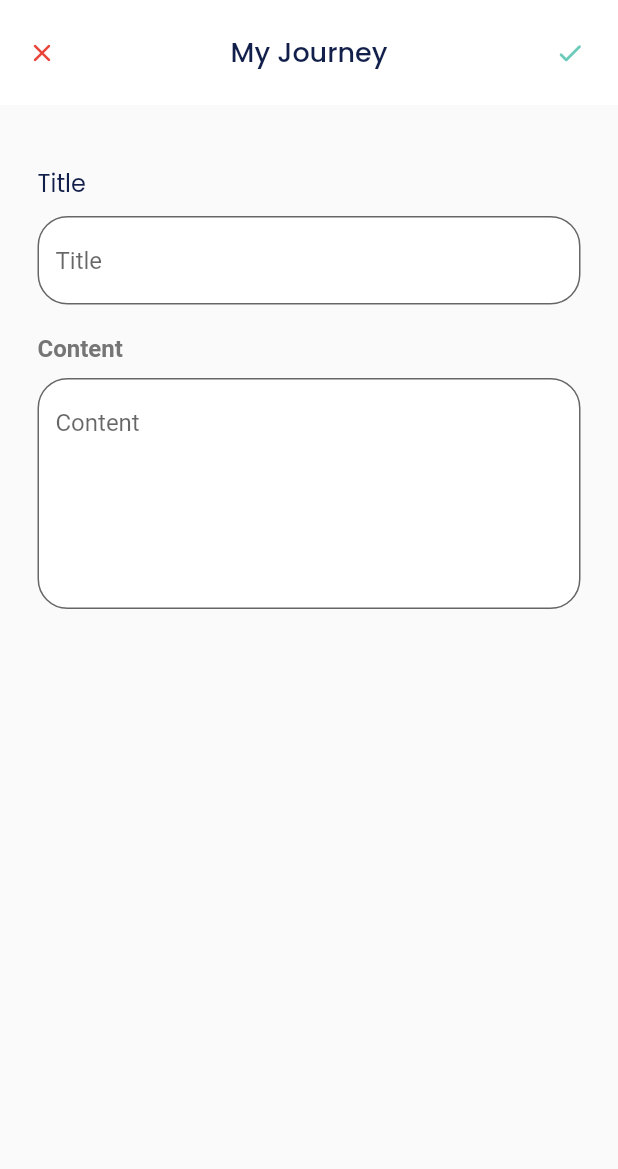
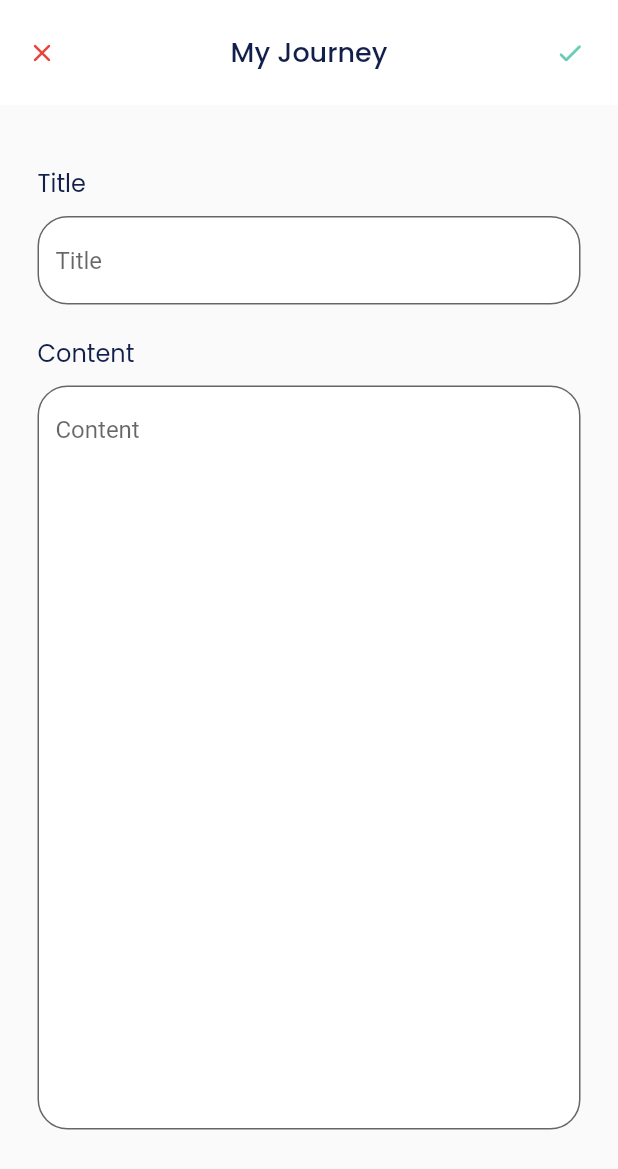
Before and after one commit to ibrahimmm999/MindMe-INVFEST, a Flutter app: the JourneyFormPage screen opened directly, on a phone screen of 412 x 824 dp. Shown: the top 1169 px of the screen. Run offline on Flutter 3.47's test engine with Material 2 defaults, Android fonts, the phone set to English and light mode, and no system bars; our stand-ins replace bloc, cloud_firestore, equatable, firebase_auth, firebase_core, flutter_bloc and 2 more; accounts and stored records are empty.

Commit message:
update journey form

```diff
--- a/src/lib/ui/user_pages/journey_form_page.dart
+++ b/src/lib/ui/user_pages/journey_form_page.dart
@@ -164,17 +164,15 @@ class _JourneyFormPageState extends State<JourneyFormPage> {
                   SizedBox(height: 20),
                   Text(
                     'Content',
-                    style: TextStyle(
+                    style: secondaryColorText.copyWith(
                       fontSize: 16,
-                      color: Colors.grey[600],
-                      fontWeight: FontWeight.bold,
                     ),
                   ),
                   SizedBox(height: 10),
                   TextFormField(
                     controller: contentController,
                     keyboardType: TextInputType.multiline,
-                    minLines: 6,
+                    minLines: 24,
                     maxLines: null,
                     decoration: InputDecoration(
                         hintText: "Content",
```
